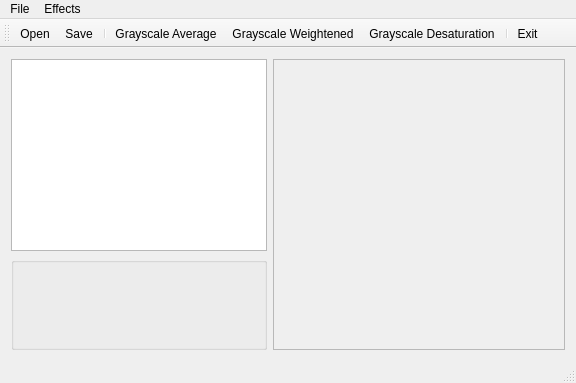
xzatkalik/zadanie, file MyPainter/mypainter.ui: the form before one commit.
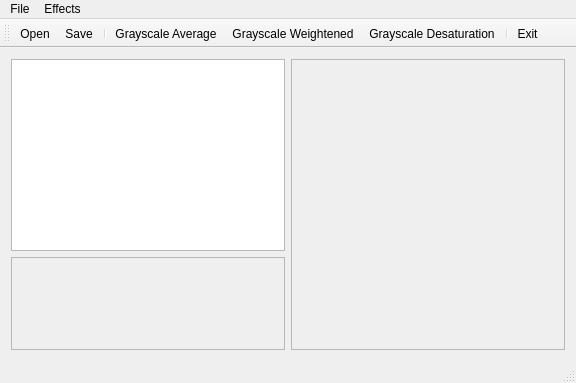
The form after the commit. Icons and pictures are not drawn.

Commit message: histogram area widget

```diff
--- a/MyPainter/mypainter.ui
+++ b/MyPainter/mypainter.ui
@@ -38,16 +38,20 @@
        </widget>
       </item>
       <item>
-       <widget class="QGroupBox" name="groupBox">
-        <property name="sizePolicy">
-         <sizepolicy hsizetype="Minimum" vsizetype="Minimum">
-          <horstretch>0</horstretch>
-          <verstretch>0</verstretch>
-         </sizepolicy>
+       <widget class="QScrollArea" name="scrollAreaHistogram">
+        <property name="widgetResizable">
+         <bool>true</bool>
         </property>
-        <property name="title">
-         <string/>
-        </property>
+        <widget class="QWidget" name="scrollAreaWidgetContents">
+         <property name="geometry">
+          <rect>
+           <x>0</x>
+           <y>0</y>
+           <width>272</width>
+           <height>71</height>
+          </rect>
+         </property>
+        </widget>
        </widget>
       </item>
      </layout>
@@ -70,7 +74,7 @@
           <rect>
            <x>0</x>
            <y>0</y>
-           <width>290</width>
+           <width>272</width>
            <height>269</height>
           </rect>
          </property>
```
Left out of the diff: 37 changed lines with no effect on the pictures. The commit also changes 10 other files.
